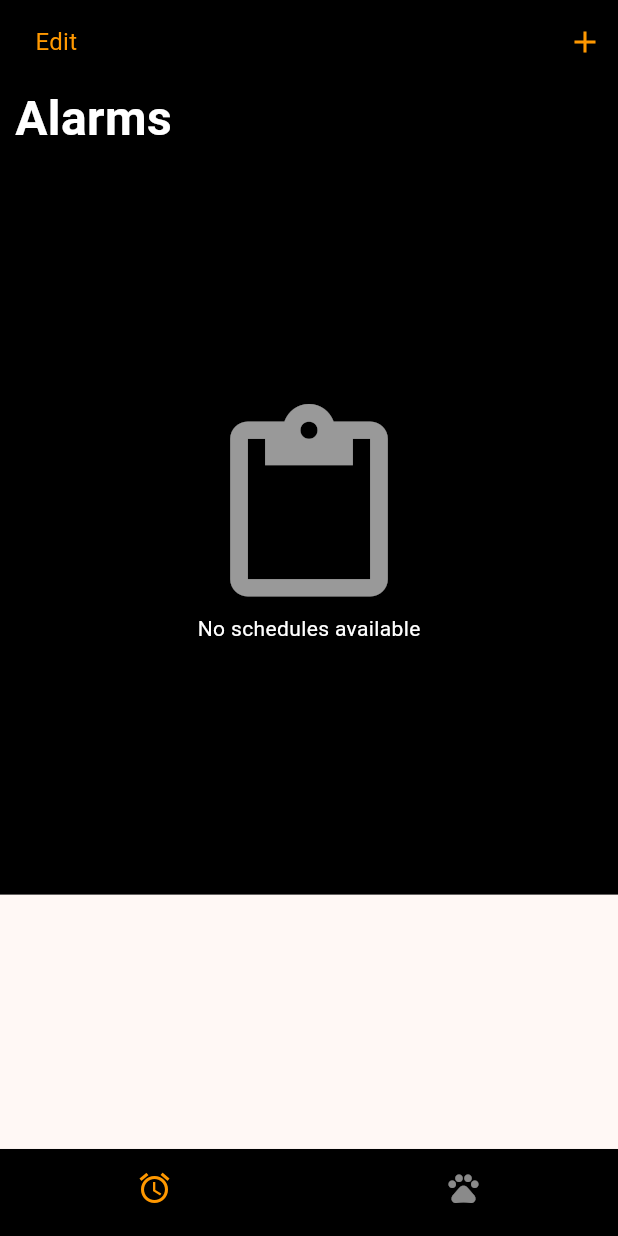
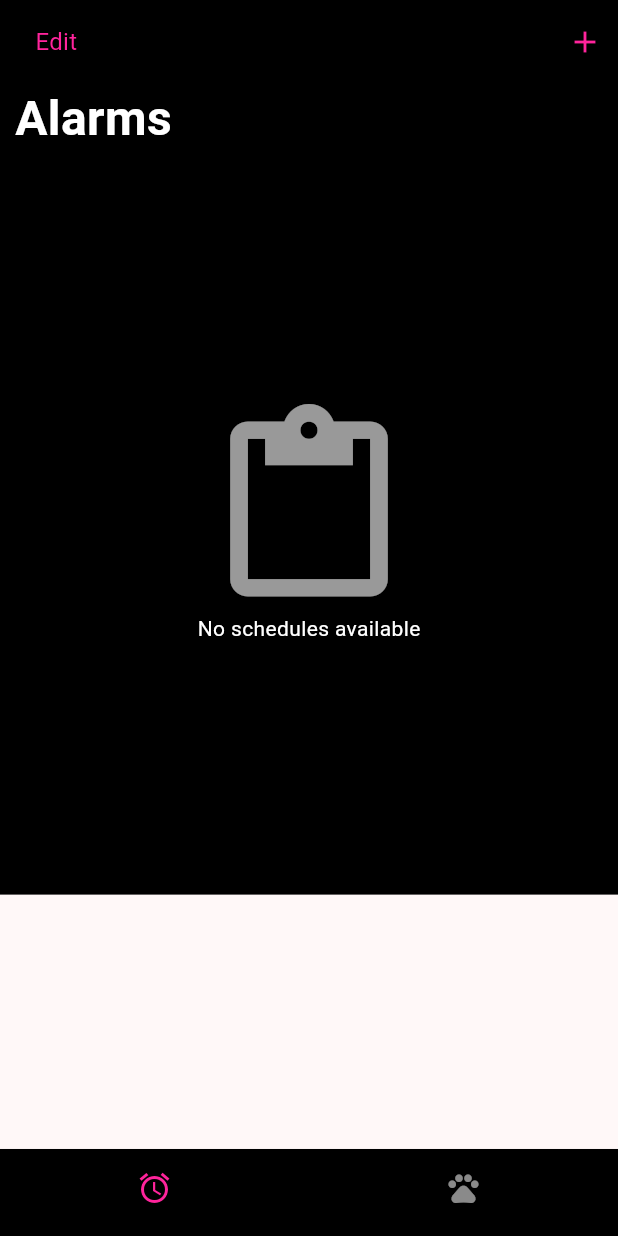
Before and after one commit to supremoods/pet_feeder, a Flutter app: the screen it shows after launch, on a phone screen of 412 x 824 dp. Run offline on Flutter 3.47's test engine with Material 3 defaults, Android fonts, the phone set to English and light mode, and no system bars; our stand-ins replace dio, flutter_riverpod, flutter_secure_storage, freezed_annotation, timezone; network calls fail.

```diff
--- a/lib/constant/theme.dart
+++ b/lib/constant/theme.dart
@@ -1,6 +1,6 @@
 import 'package:flutter/material.dart';
 
-const primaryColor = Colors.orange;
+const primaryColor = Color.fromARGB(255, 255, 36, 156);
 const dangerColor = Colors.red;
 const secondaryColor = Colors.white;
 const successColor = Color(0xff03fc5e);
--- a/lib/core/utils/dio_client.dart
+++ b/lib/core/utils/dio_client.dart
@@ -1,6 +1,6 @@
 import "package:dio/dio.dart";
 
-bool isLocal = true;
+bool isLocal = false;
 String baseUrl = isLocal ? "http://192.168.68.118:5000" : "https://pet-feeder-service.onrender.com";
 
 final petFeederUrl = Dio(
--- a/lib/feature/home/widgets/set_alarm_bottom_sheet/set_alarm.dart
+++ b/lib/feature/home/widgets/set_alarm_bottom_sheet/set_alarm.dart
@@ -170,6 +170,7 @@ class _SetAlarmState extends ConsumerState<SetAlarm> {
                   brightness: Brightness.dark
                 ),
                 child: CupertinoDatePicker(
+                  initialDateTime: widget.action == ActionType.edit ? ref.watch(selectedSchedule)!.time!.toLocal() : DateTime.now(),
                   onDateTimeChanged: (DateTime value) {
                     debugPrint(value.toString());
                     setState(() {
```
Also changed, not shown: 6 other files.
